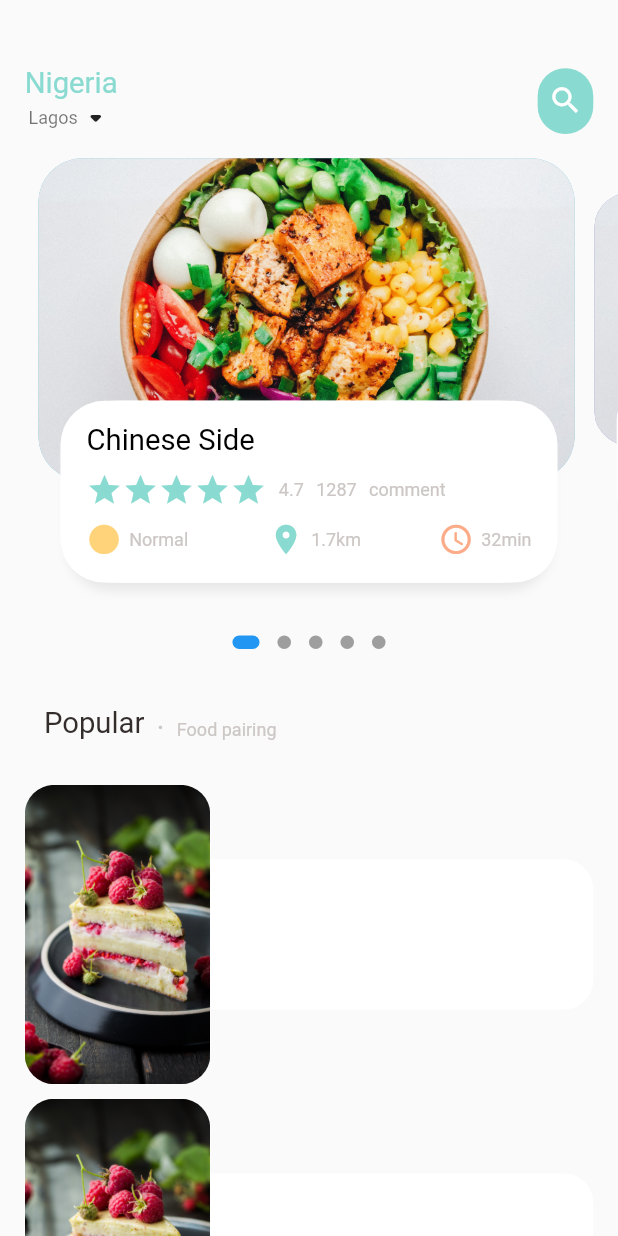
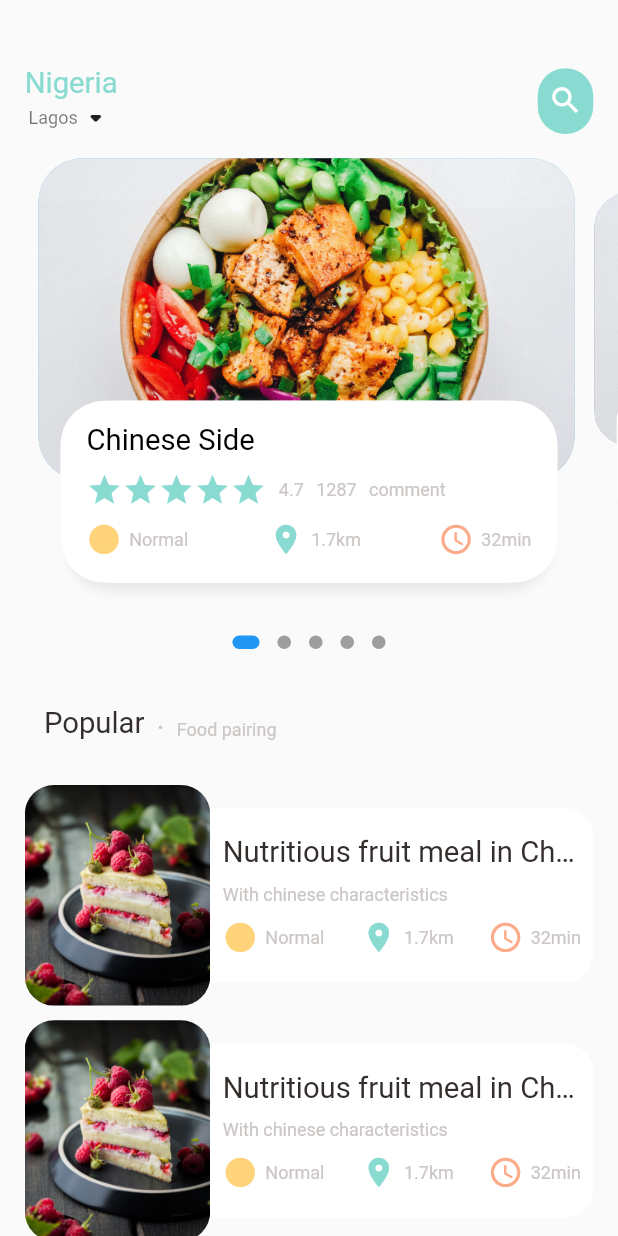
Before and after one commit to Horsmanayo/food_delivery_app_flutter, a Flutter app: the MainFoodPage screen opened directly, on a phone screen of 412 x 824 dp. Run offline on Flutter 3.47's test engine with Material 2 defaults, Android fonts, the phone set to English and light mode, and no system bars; drawn by our look-alikes of dots_indicator; our stand-ins replace get.

Commit message:
popular food section

```diff
--- a/lib/home/main_food_page.dart
+++ /dev/null
@@ -1,72 +0,0 @@
-import 'package:flutter/cupertino.dart';
-import 'package:flutter/material.dart';
-import 'package:food_delivery_app/home/food_page.dart';
-import 'package:food_delivery_app/utils/colors.dart';
-import 'package:food_delivery_app/utils/dimensions.dart';
-import 'package:food_delivery_app/widgets/big_text.dart';
-import 'package:food_delivery_app/widgets/small_text.dart';
-
-class MainFoodPage extends StatefulWidget {
-  const MainFoodPage({Key? key}) : super(key: key);
-
-  @override
-  State<MainFoodPage> createState() => _MainFoodPageState();
-}
-
-class _MainFoodPageState extends State<MainFoodPage> {
-  @override
-  Widget build(BuildContext context) {
-    //this is to print screen size
-    print(MediaQuery.of(context).size.height.toString());
-    return Scaffold(
-        body: Column(
-      children: [
-        Container(
-            child: Container(
-                margin: EdgeInsets.only(
-                    top: Dimensions.height45, bottom: Dimensions.height15),
-                padding: EdgeInsets.only(
-                    left: Dimensions.width20, right: Dimensions.width20),
-                child: Row(
-                  mainAxisAlignment: MainAxisAlignment.spaceBetween,
-                  children: [
-                    Column(
-                      children: [
-                        BigText(text: "Nigeria"),
-                        Row(
-                          children: [
-                            SmallText(
-                              text: "Lagos",
-                              color: Colors.black54,
-                            ),
-                            Icon(Icons.arrow_drop_down_rounded)
-                          ],
-                        )
-                      ],
-                    ),
-                    Center(
-                      child: Container(
-                        width: Dimensions.width45,
-                        height: Dimensions.height45,
-                        child: Icon(
-                          Icons.search,
-                          color: Colors.white,
-                          size: Dimensions.icon24,
-                        ),
-                        decoration: BoxDecoration(
-                          borderRadius:
-                              BorderRadius.circular(Dimensions.radius15),
-                          color: AppColors.mainColor,
-                        ),
-                      ),
-                    )
-                  ],
-                ))),
-        Expanded(
-            child: SingleChildScrollView(
-          child: FoodPage(),
-        )),
-      ],
-    ));
-  }
-}
--- a/lib/main.dart
+++ b/lib/main.dart
@@ -1,5 +1,6 @@
 import 'package:flutter/material.dart';
-import 'package:food_delivery_app/home/main_food_page.dart';
+import 'package:food_delivery_app/pages/home/main_food_page.dart';
+import 'package:food_delivery_app/pages/food/popular_food_detail.dart';
 import 'package:get/get.dart';
 
 void main() {
@@ -18,7 +19,8 @@ class MyApp extends StatelessWidget {
       theme: ThemeData(
         primarySwatch: Colors.blue,
       ),
-      home: MainFoodPage(),
+      // home: MainFoodPage(),
+      home: PopularFoodDetails(),
     );
   }
 }
--- /dev/null
+++ b/lib/pages/food/popular_food_detail.dart
@@ -0,0 +1,32 @@
+import 'package:flutter/material.dart';
+import 'package:flutter/src/widgets/framework.dart';
+import 'package:flutter/src/widgets/placeholder.dart';
+import 'package:food_delivery_app/utils/dimensions.dart';
+
+class PopularFoodDetails extends StatelessWidget {
+  const PopularFoodDetails({super.key});
+
+  @override
+  Widget build(BuildContext context) {
+    print(MediaQuery.of(context).size.height.toString());
+    //using scaffold allows you to put one container on top of the other
+    return Scaffold(
+      body: Stack(
+        children: [
+          //positioned is like position in CSS, with almost same attribute
+          Positioned(
+              left: 0,
+              right: 0,
+              child: Container(
+                width: double.maxFinite,
+                height: Dimensions.popularFoodImgSize,
+                decoration: BoxDecoration(
+                    image: DecorationImage(
+                        fit: BoxFit.cover,
+                        image: AssetImage("assets/images/food01.jpg"))),
+              )),
+        ],
+      ),
+    );
+  }
+}
--- a/lib/home/food_page.dart
+++ b/lib/pages/home/food_page.dart
@@ -98,11 +98,9 @@ class _FoodPageState extends State<FoodPage> {
         SizedBox(
           height: Dimensions.height30,
         ),
-        Container(
-          height: 900,
-          child: ListView.builder(
+        ListView.builder(
             physics: NeverScrollableScrollPhysics(),
-              // shrinkWrap: true,
+            shrinkWrap: true,
             itemCount: 10,
             itemBuilder: (context, index) {
               return Container(
@@ -114,7 +112,7 @@ class _FoodPageState extends State<FoodPage> {
                   children: [
                     Container(
                       width: Dimensions.width150,
-                        height: Dimensions.height150,
+                      height: Dimensions.height120,
                       decoration: BoxDecoration(
                           borderRadius:
                               BorderRadius.circular(Dimensions.radius20),
@@ -127,21 +125,65 @@ class _FoodPageState extends State<FoodPage> {
                     //text container
                     Expanded(
                       child: Container(
-                          height: 100,
+                        height: Dimensions.height95,
                         decoration: BoxDecoration(
                             borderRadius: BorderRadius.only(
                               topRight: Radius.circular(Dimensions.radius20),
-                                bottomRight:
-                                    Radius.circular(Dimensions.radius20),
+                              bottomRight: Radius.circular(Dimensions.radius20),
                             ),
                             color: Colors.white),
+                        child: Padding(
+                          padding: EdgeInsets.only(
+                              left: Dimensions.width10,
+                              right: Dimensions.width10),
+                          child: Column(
+                            crossAxisAlignment: CrossAxisAlignment.start,
+                            mainAxisAlignment: MainAxisAlignment.center,
+                            children: [
+                              BigText(
+                                text: "Nutritious fruit meal in China",
+                                color: AppColors.mainBlackColor,
+                              ),
+                              SizedBox(
+                                height: Dimensions.height10,
+                              ),
+                              SmallText(text: "With chinese characteristics"),
+                              SizedBox(
+                                height: Dimensions.height10,
+                              ),
+                              Row(
+                                mainAxisAlignment:
+                                    MainAxisAlignment.spaceBetween,
+                                children: [
+                                  IconAndTextWidget(
+                                      iconColor: AppColors.yellowColor,
+                                      icon: Icons.circle_sharp,
+                                      text: "Normal"),
+                                  SizedBox(
+                                    width: 10,
+                                  ),
+                                  IconAndTextWidget(
+                                      iconColor: AppColors.mainColor,
+                                      icon: Icons.location_on,
+                                      text: "1.7km"),
+                                  SizedBox(
+                                    width: Dimensions.width10,
+                                  ),
+                                  IconAndTextWidget(
+                                      iconColor: AppColors.iconColor2,
+                                      icon: Icons.access_time_rounded,
+                                      text: "32min")
+                                ],
+                              )
+                            ],
+                          ),
+                        ),
                       ),
                     )
                   ],
                 ),
               );
             }),
-        )
       ],
     );
   }
--- /dev/null
+++ b/lib/pages/home/main_food_page.dart
@@ -0,0 +1,72 @@
+import 'package:flutter/cupertino.dart';
+import 'package:flutter/material.dart';
+import 'package:food_delivery_app/pages/home/food_page.dart';
+import 'package:food_delivery_app/utils/colors.dart';
+import 'package:food_delivery_app/utils/dimensions.dart';
+import 'package:food_delivery_app/widgets/big_text.dart';
+import 'package:food_delivery_app/widgets/small_text.dart';
+
+class MainFoodPage extends StatefulWidget {
+  const MainFoodPage({Key? key}) : super(key: key);
+
+  @override
+  State<MainFoodPage> createState() => _MainFoodPageState();
+}
+
+class _MainFoodPageState extends State<MainFoodPage> {
+  @override
+  Widget build(BuildContext context) {
+    //this is to print screen size
+    // print(MediaQuery.of(context).size.width.toString());
+    return Scaffold(
+        body: Column(
+      children: [
+        Container(
+            child: Container(
+                margin: EdgeInsets.only(
+                    top: Dimensions.height45, bottom: Dimensions.height15),
+                padding: EdgeInsets.only(
+                    left: Dimensions.width20, right: Dimensions.width20),
+                child: Row(
+                  mainAxisAlignment: MainAxisAlignment.spaceBetween,
+                  children: [
+                    Column(
+                      children: [
+                        BigText(text: "Nigeria"),
+                        Row(
+                          children: [
+                            SmallText(
+                              text: "Lagos",
+                              color: Colors.black54,
+                            ),
+                            Icon(Icons.arrow_drop_down_rounded)
+                          ],
+                        )
+                      ],
+                    ),
+                    Center(
+                      child: Container(
+                        width: Dimensions.width45,
+                        height: Dimensions.height45,
+                        child: Icon(
+                          Icons.search,
+                          color: Colors.white,
+                          size: Dimensions.icon24,
+                        ),
+                        decoration: BoxDecoration(
+                          borderRadius:
+                              BorderRadius.circular(Dimensions.radius15),
+                          color: AppColors.mainColor,
+                        ),
+                      ),
+                    )
+                  ],
+                ))),
+        Expanded(
+            child: SingleChildScrollView(
+          child: FoodPage(),
+        )),
+      ],
+    ));
+  }
+}
--- a/lib/utils/dimensions.dart
+++ b/lib/utils/dimensions.dart
@@ -1,5 +1,7 @@
 import 'package:get/get.dart';
 
+//height 672
+//width 390
 class Dimensions {
   static double screenHeight = Get.context!.height;
   static double screenWidth = Get.context!.width;
@@ -20,7 +22,9 @@ class Dimensions {
   static double height20 = screenHeight / 42.2;
   static double height30 = screenHeight / 28.13;
   static double height45 = screenHeight / 18.76;
+  static double height95 = screenHeight / 7.07;
   static double height100 = screenHeight / 6.2;
+  static double height120 = screenHeight / 5.6;
   static double height150 = screenHeight / 4.13;
 
   static double font10 = screenHeight / 84.4;
@@ -33,4 +37,7 @@ class Dimensions {
 
   //icon size
   static double icon24 = screenHeight / 35.17;
+
+  //popular food size image
+  static double popularFoodImgSize = screenHeight / 2.41;
 }
```
Lines whose indentation alone changed are shown as unchanged.
